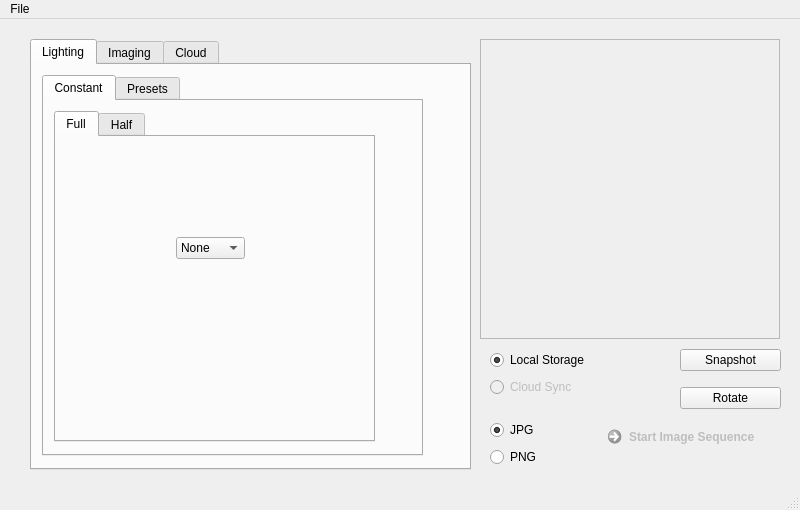
Qt form _ui/FlashLapse_CP.ui (CoSE-Jerry/Flashlapse_NEO) before a commit.
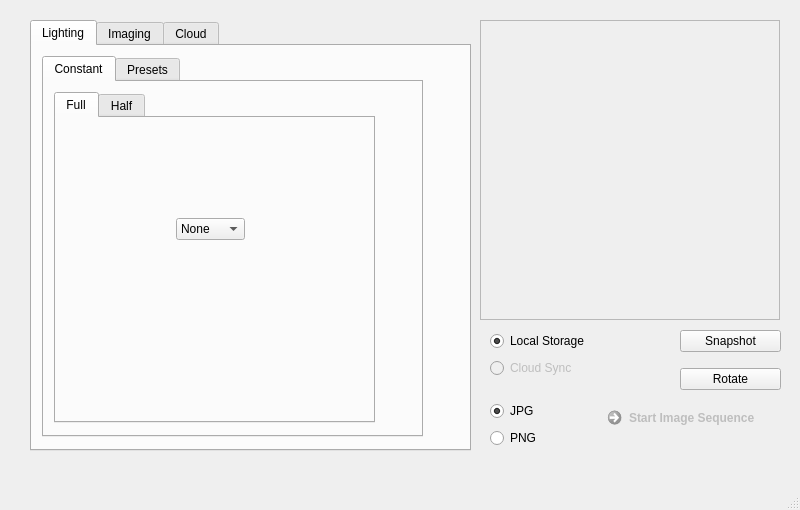
The same form after that commit. Icons and pictures are not drawn.

```diff
--- a/_ui/FlashLapse_CP.ui
+++ b/_ui/FlashLapse_CP.ui
@@ -1110,16 +1110,6 @@
      <height>21</height>
     </rect>
    </property>
-   <widget class="QMenu" name="menuFile">
-    <property name="title">
-     <string>File</string>
-    </property>
-    <addaction name="actionOpen_Directory"/>
-    <addaction name="actionCreate_Timelapse"/>
-    <addaction name="separator"/>
-    <addaction name="actionExit"/>
-   </widget>
-   <addaction name="menuFile"/>
   </widget>
   <widget class="QStatusBar" name="statusBar"/>
   <action name="actionOpen_Directory">
```
Left out of the diff: 2 changed lines with no effect on the pictures.
